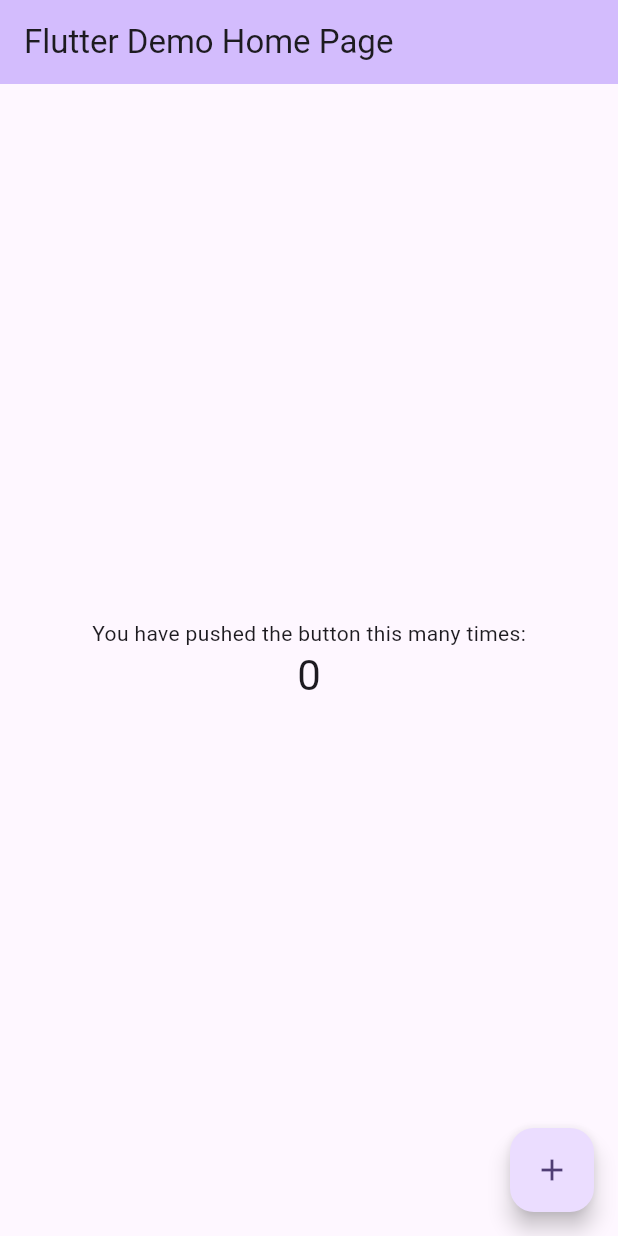
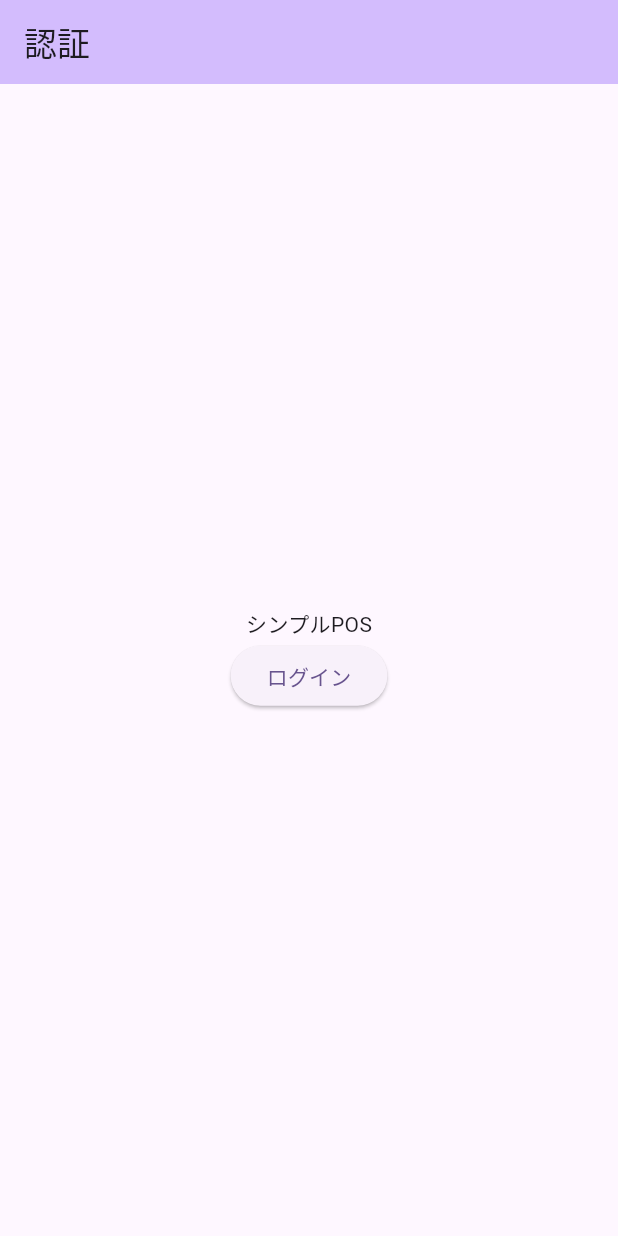
Before and after one commit to w2406/simple_pos_app, a Flutter app: the screen it shows after launch, on a phone screen of 412 x 824 dp. Run offline on Flutter 3.47's test engine with Material 3 defaults, Android fonts, the phone set to English and light mode, and no system bars.

Commit message:
update 画面遷移可能にする

```diff
--- a/lib/main.dart
+++ b/lib/main.dart
@@ -1,4 +1,5 @@
 import 'package:flutter/material.dart';
+import 'package:simple_pos_app/presentation/auth/view/auth_screen.dart';
 
 void main() {
   runApp(const MyApp());
@@ -7,27 +8,11 @@
 class MyApp extends StatelessWidget {
   const MyApp({super.key});
 
-  // This widget is the root of your application.
   @override
   Widget build(BuildContext context) {
     return MaterialApp(
       title: 'Flutter Demo',
       theme: ThemeData(
-        // This is the theme of your application.
-        //
-        // TRY THIS: Try running your application with "flutter run". You'll see
-        // the application has a purple toolbar. Then, without quitting the app,
-        // try changing the seedColor in the colorScheme below to Colors.green
-        // and then invoke "hot reload" (save your changes or press the "hot
-        // reload" button in a Flutter-supported IDE, or press "r" if you used
-        // the command line to start the app).
-        //
-        // Notice that the counter didn't reset back to zero; the application
-        // state is not lost during the reload. To reset the state, use hot
-        // restart instead.
-        //
-        // This works for code too, not just values: Most code changes can be
-        // tested with just a hot reload.
         colorScheme: ColorScheme.fromSeed(seedColor: Colors.deepPurple),
         useMaterial3: true,
       ),
@@ -39,15 +24,6 @@
 class MyHomePage extends StatefulWidget {
   const MyHomePage({super.key, required this.title});
 
-  // This widget is the home page of your application. It is stateful, meaning
-  // that it has a State object (defined below) that contains fields that affect
-  // how it looks.
-
-  // This class is the configuration for the state. It holds the values (in this
-  // case the title) provided by the parent (in this case the App widget) and
-  // used by the build method of the State. Fields in a Widget subclass are
-  // always marked "final".
-
   final String title;
 
   @override
@@ -55,71 +31,8 @@
 }
 
 class _MyHomePageState extends State<MyHomePage> {
-  int _counter = 0;
-
-  void _incrementCounter() {
-    setState(() {
-      // This call to setState tells the Flutter framework that something has
-      // changed in this State, which causes it to rerun the build method below
-      // so that the display can reflect the updated values. If we changed
-      // _counter without calling setState(), then the build method would not be
-      // called again, and so nothing would appear to happen.
-      _counter++;
-    });
-  }
-
   @override
   Widget build(BuildContext context) {
-    // This method is rerun every time setState is called, for instance as done
-    // by the _incrementCounter method above.
-    //
-    // The Flutter framework has been optimized to make rerunning build methods
-    // fast, so that you can just rebuild anything that needs updating rather
-    // than having to individually change instances of widgets.
-    return Scaffold(
-      appBar: AppBar(
-        // TRY THIS: Try changing the color here to a specific color (to
-        // Colors.amber, perhaps?) and trigger a hot reload to see the AppBar
-        // change color while the other colors stay the same.
-        backgroundColor: Theme.of(context).colorScheme.inversePrimary,
-        // Here we take the value from the MyHomePage object that was created by
-        // the App.build method, and use it to set our appbar title.
-        title: Text(widget.title),
-      ),
-      body: Center(
-        // Center is a layout widget. It takes a single child and positions it
-        // in the middle of the parent.
-        child: Column(
-          // Column is also a layout widget. It takes a list of children and
-          // arranges them vertically. By default, it sizes itself to fit its
-          // children horizontally, and tries to be as tall as its parent.
-          //
-          // Column has various properties to control how it sizes itself and
-          // how it positions its children. Here we use mainAxisAlignment to
-          // center the children vertically; the main axis here is the vertical
-          // axis because Columns are vertical (the cross axis would be
-          // horizontal).
-          //
-          // TRY THIS: Invoke "debug painting" (choose the "Toggle Debug Paint"
-          // action in the IDE, or press "p" in the console), to see the
-          // wireframe for each widget.
-          mainAxisAlignment: MainAxisAlignment.center,
-          children: <Widget>[
-            const Text(
-              'You have pushed the button this many times:',
-            ),
-            Text(
-              '$_counter',
-              style: Theme.of(context).textTheme.headlineMedium,
-            ),
-          ],
-        ),
-      ),
-      floatingActionButton: FloatingActionButton(
-        onPressed: _incrementCounter,
-        tooltip: 'Increment',
-        child: const Icon(Icons.add),
-      ), // This trailing comma makes auto-formatting nicer for build methods.
-    );
+    return const AuthScreen();
   }
 }
--- a/lib/presentation/auth/view/auth_screen.dart
+++ b/lib/presentation/auth/view/auth_screen.dart
@@ -0,0 +1,38 @@
+import 'package:flutter/material.dart';
+import 'package:simple_pos_app/presentation/device_registration/view/device_registration_screen.dart';
+
+class AuthScreen extends StatefulWidget {
+  const AuthScreen({super.key});
+
+  @override
+  createState() => _AuthScreenState();
+}
+
+class _AuthScreenState extends State<AuthScreen> {
+  @override
+  Widget build(BuildContext context) {
+    return Scaffold(
+      appBar: AppBar(
+        backgroundColor: Theme.of(context).colorScheme.inversePrimary,
+        title: const Text('認証'),
+      ),
+      body: Center(
+        child: Column(
+          mainAxisAlignment: MainAxisAlignment.center,
+          children: <Widget>[
+            const Text('シンプルPOS'),
+            ElevatedButton(
+                onPressed: () {
+                  Navigator.push(
+                      context,
+                      MaterialPageRoute(
+                          builder: (context) =>
+                              const DeviceRegistrationScreen()));
+                },
+                child: const Text('ログイン')),
+          ],
+        ),
+      ),
+    );
+  }
+}
```
Also changed, not shown: lib/presentation/category_addition/view/category_addition_screen.dart (+28 -0 lines), lib/presentation/device_registration/view/device_registration_screen.dart (+36 -0 lines), lib/presentation/product_list/view/product_list_screen.dart (+25 -0 lines), lib/presentation/settings/view/settings_screen.dart (+38 -0 lines).
